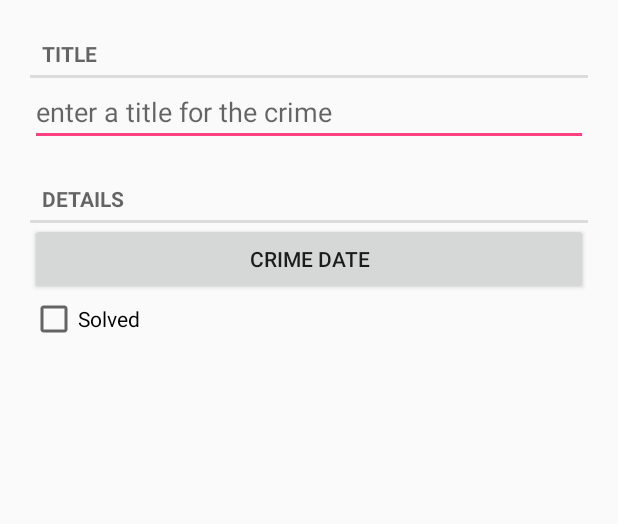
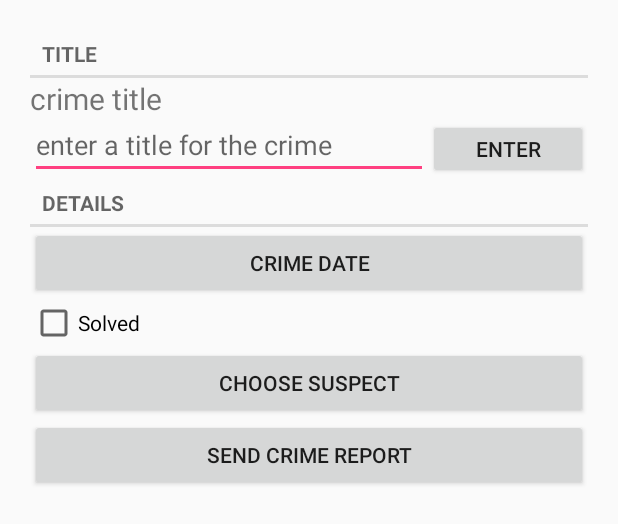
Before and after one commit to z3896823/CrimeIntent, an Android app: the layout fragment_crimedetail.xml on its own in the app's theme, with its tools: preview values and no code run, on a phone screen of 412 x 824 dp. Shown: the top 524 px of the screen. Run offline under Robolectric (Android 15) with nearby library versions, the phone set to English and light mode, and no system bars.

Commit message:
weird bug again,check master

```diff
--- a/app/src/main/java/org/zyb/crimeintent/CrimePagerActivity.java
+++ b/app/src/main/java/org/zyb/crimeintent/CrimePagerActivity.java
@@ -75,7 +75,7 @@ public class CrimePagerActivity extends AppCompatActivity {
         vp_container.setAdapter(adapter);
 
         // setCurrentItem
-        Long id = getIntent().getLongExtra("id",0);
+        Long id = getIntent().getLongExtra("crimeId",0);
         for (int i = 0; i<crimeList.size();i++){
             if (crimeList.get(i).getId().equals(id)){
                 vp_container.setCurrentItem(i);
--- a/app/src/main/java/org/zyb/crimeintent/fragment/CrimeListFragment.java
+++ b/app/src/main/java/org/zyb/crimeintent/fragment/CrimeListFragment.java
@@ -133,7 +133,9 @@ public class CrimeListFragment extends Fragment {
         switch (item.getItemId()){
             case R.id.id_menu_add:
                 Crime crime = new Crime();
+                Log.d(TAG, "before add into db new crime id is :" + crime.getId());
                 crimeManager.addCrime(crime);//greendao会不会自动创建id？
+                Log.d(TAG, "after add into db new crime id is :" + crime.getId());
                 Intent intent = CrimePagerActivity.newIntent(getActivity(),crime.getId());
                 startActivity(intent);
                 break;
--- a/app/src/main/res/layout/fragment_crimedetail.xml
+++ b/app/src/main/res/layout/fragment_crimedetail.xml
@@ -13,16 +13,33 @@
         android:text="title"
         style="?android:listSeparatorTextViewStyle"/>
 
-    <EditText
-        android:id="@+id/id_et_title"
-        android:layout_width="match_parent"
-        android:layout_height="wrap_content"
-        android:hint="@string/hint_crime_title"/>
-
     <TextView
         android:id="@+id/id_tv_title"
         android:layout_width="match_parent"
-        android:layout_height="wrap_content" />
+        android:layout_height="wrap_content"
+        android:text="crime title"
+        android:textSize="20sp"/>
+
+    <LinearLayout
+        android:id="@+id/id_ll_edit"
+        android:layout_width="match_parent"
+        android:layout_height="40dp"
+        android:orientation="horizontal">
+
+        <EditText
+            android:id="@+id/id_et_title"
+            android:layout_width="0dp"
+            android:layout_weight="5"
+            android:layout_height="match_parent"
+            android:hint="@string/hint_crime_title"/>
+
+        <Button
+            android:id="@+id/id_btn_enter"
+            android:layout_width="0dp"
+            android:layout_weight="2"
+            android:layout_height="match_parent"
+            android:text="enter"/>
+    </LinearLayout>
 
     <TextView
         android:layout_width="match_parent"
@@ -42,16 +59,16 @@
         android:layout_height="wrap_content"
         android:text="Solved"/>
 
-    <!--<Button-->
-        <!--android:id="@+id/id_btn_suspect"-->
-        <!--android:layout_width="match_parent"-->
-        <!--android:layout_height="wrap_content"-->
-        <!--android:text="choose suspect"/>-->
+    <Button
+        android:id="@+id/id_btn_suspect"
+        android:layout_width="match_parent"
+        android:layout_height="wrap_content"
+        android:text="choose suspect"/>
 
-    <!--<Button-->
-        <!--android:id="@+id/id_btn_report"-->
-        <!--android:layout_width="match_parent"-->
-        <!--android:layout_height="wrap_content"-->
-        <!--android:text="Send crime report"/>-->
+    <Button
+        android:id="@+id/id_btn_report"
+        android:layout_width="match_parent"
+        android:layout_height="wrap_content"
+        android:text="Send crime report"/>
 
 </LinearLayout>
```
Also changed, not shown: app/src/main/java/org/zyb/crimeintent/dao/CrimeManager.java (+0 -10 lines), app/src/main/java/org/zyb/crimeintent/database/CursorParser.java (+50 -50 lines), app/src/main/java/org/zyb/crimeintent/fragment/CrimeDetailFragment.java (+43 -21 lines).
